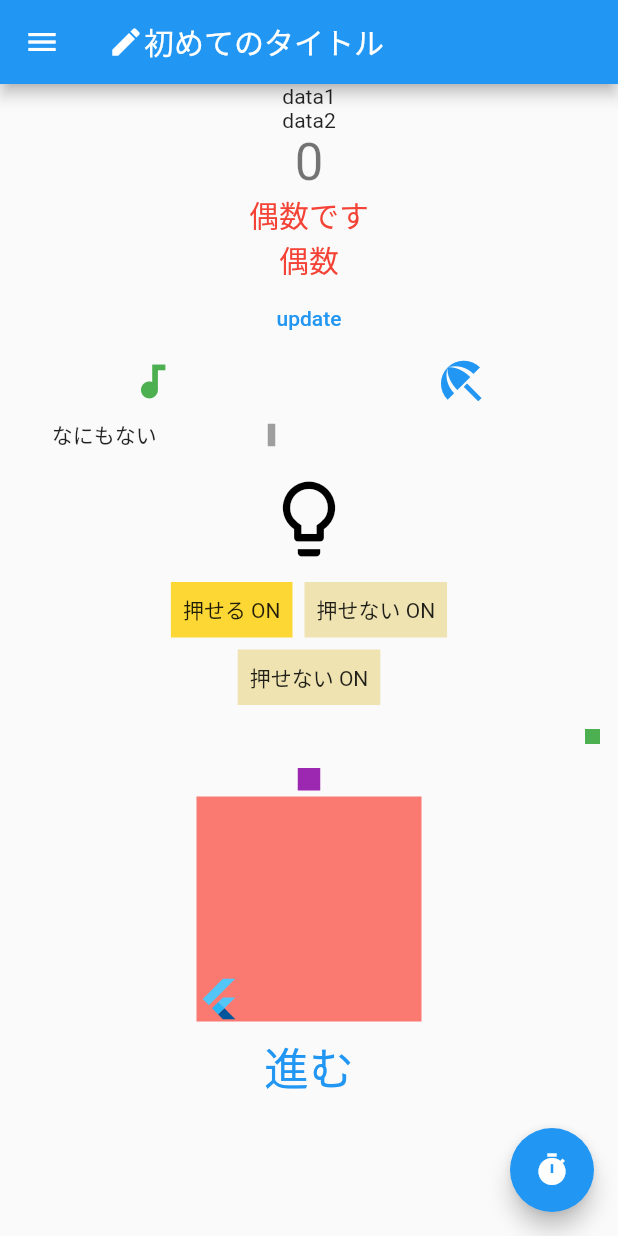
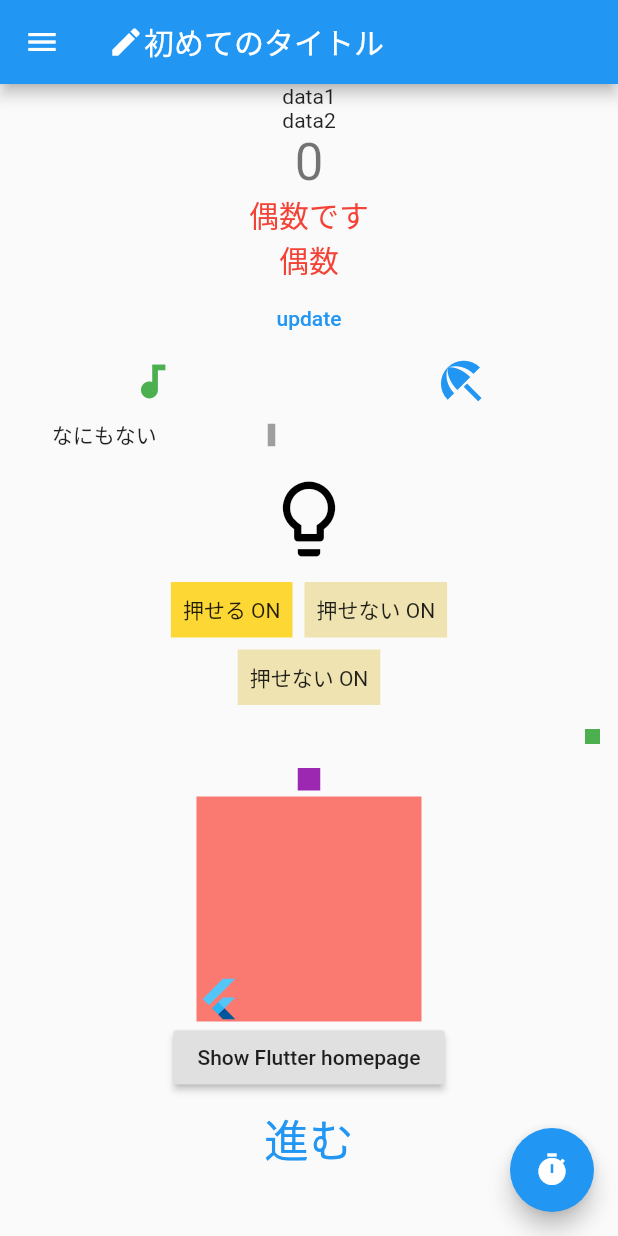
Before and after one commit to terra-namibia/practice2, a Flutter app: the screen it shows after launch, on a phone screen of 412 x 824 dp. Run offline on Flutter 3.47's test engine with Material 2 defaults, Android fonts, the phone set to English and light mode, and no system bars.

Commit message:
add url_launcher and button

```diff
--- a/lib/main.dart
+++ b/lib/main.dart
@@ -2,6 +2,7 @@
 
 import 'package:flutter/material.dart';
 import 'package:practice2/TestPage2.dart';
+import 'package:url_launcher/url_launcher.dart';
 
 void main() {
   runApp(const MyApp());
@@ -38,6 +39,17 @@ class _MyHomePageState extends State<MyHomePage> {
   String _type = "偶数";
   bool selected = false;
   bool _lightIsOn = false;
+  static const String _url = 'https://flutter.dev';
+
+  final ButtonStyle raisedButtonStyle = ElevatedButton.styleFrom(
+    onPrimary: Colors.black87,
+    primary: Colors.grey[300],
+    minimumSize: const Size(88, 36),
+    padding: const EdgeInsets.symmetric(horizontal: 16),
+    shape: const RoundedRectangleBorder(
+      borderRadius: BorderRadius.all(Radius.circular(2)),
+    ),
+  );
 
   void _incrementCounter() {
     setState(() {
@@ -48,6 +60,10 @@ class _MyHomePageState extends State<MyHomePage> {
         _type = "4で割り切れません";
       }
     });
+  }
+
+  void _launchURL() async {
+    if (!await launch(_url)) throw 'Could not launch $_url';
   }
 
   @override
@@ -210,6 +226,11 @@ class _MyHomePageState extends State<MyHomePage> {
               ),
             ),
           ),
+          ElevatedButton(
+            style: raisedButtonStyle,
+            onPressed: _launchURL,
+            child: const Text('Show Flutter homepage'),
+          ),
           TextButton(
               onPressed: () => {
                     Navigator.of(context)
--- a/pubspec.yaml
+++ b/pubspec.yaml
@@ -34,6 +34,7 @@ dependencies:
   # The following adds the Cupertino Icons font to your application.
   # Use with the CupertinoIcons class for iOS style icons.
   cupertino_icons: ^1.0.2
+  url_launcher: ^6.0.20
 
 dev_dependencies:
   flutter_test:
```
Also changed, not shown: pubspec.lock, 6 other files.
